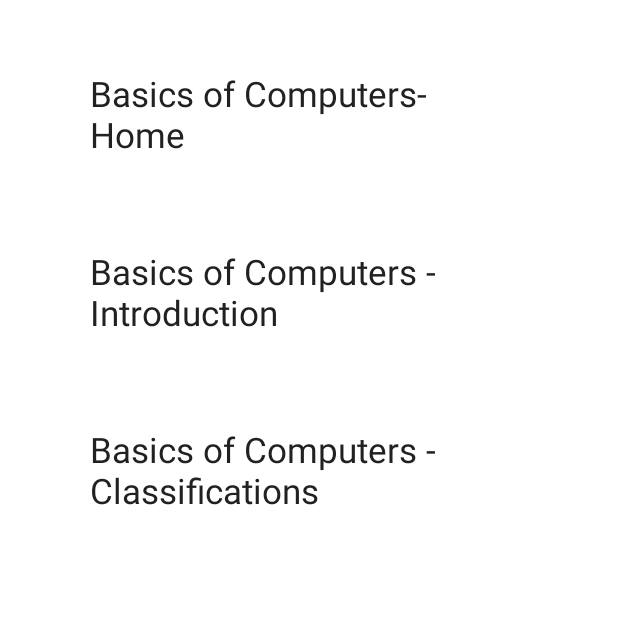
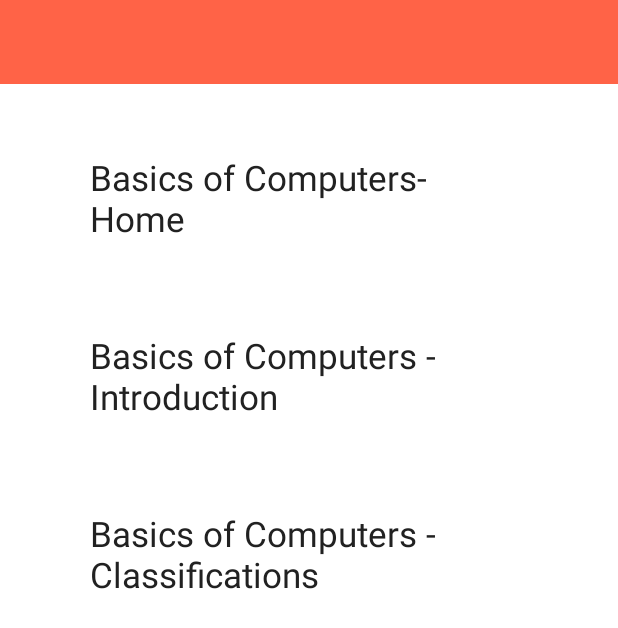
Before and after one commit to HenryAugust/LearnComputers, an Android app: the MainActivity screen opened directly, with no data from a screen before it, on a phone screen of 412 x 824 dp. Shown: the top 628 px of the screen. Run offline under Robolectric (Android 15) with nearby library versions, the phone set to English and light mode, and no system bars; our stand-ins replace sdp/ssp sizes.

Commit message:
Added RecyclerView

```diff
--- a/app/src/main/java/com/lyecdevelopers/learncomputers/activities/SingleNotesDetail.java
+++ b/app/src/main/java/com/lyecdevelopers/learncomputers/activities/SingleNotesDetail.java
@@ -44,7 +44,6 @@ public class SingleNotesDetail extends AppCompatActivity {
             getSupportActionBar().setDisplayHomeAsUpEnabled(true);
             getSupportActionBar().setDisplayShowHomeEnabled(true);
             getSupportActionBar().setTitle("Details");
-            toolbar.setTitleTextColor(getResources().getColor(android.R.color.white));
             toolbar.getNavigationIcon().setColorFilter(getResources().getColor(R.color.white), PorterDuff.Mode.SRC_ATOP);
 
         }
--- a/app/src/main/res/layout/activity_main.xml
+++ b/app/src/main/res/layout/activity_main.xml
@@ -6,13 +6,22 @@
     android:layout_height="match_parent"
     tools:context=".activities.MainActivity">
 
+    <androidx.appcompat.widget.Toolbar
+        android:id="@+id/toolbar"
+        android:layout_width="match_parent"
+        android:layout_height="wrap_content"
+        android:background="?attr/colorPrimary"
+        android:minHeight="?attr/actionBarSize"
+        app:layout_constraintTop_toTopOf="parent"
+        app:titleTextColor="@android:color/white" />
+
     <androidx.recyclerview.widget.RecyclerView
         android:id="@+id/recyclerView"
         android:layout_width="match_parent"
-    android:layout_height="match_parent"
+        android:layout_height="wrap_content"
         android:layout_margin="@dimen/_10sdp"
         android:padding="@dimen/_10sdp"
         app:layout_constraintLeft_toLeftOf="parent"
         app:layout_constraintRight_toRightOf="parent"
-    app:layout_constraintTop_toTopOf="parent" />
+        app:layout_constraintTop_toBottomOf="@id/toolbar" />
 </androidx.constraintlayout.widget.ConstraintLayout>
```
Lines whose indentation alone changed are shown as unchanged.
